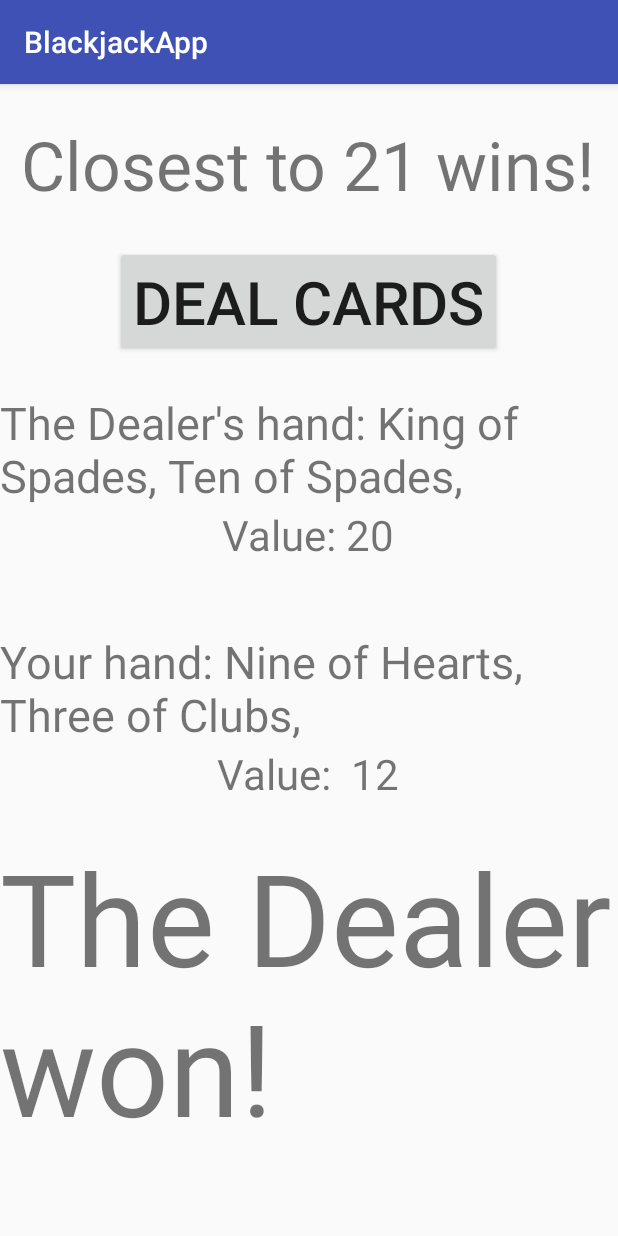
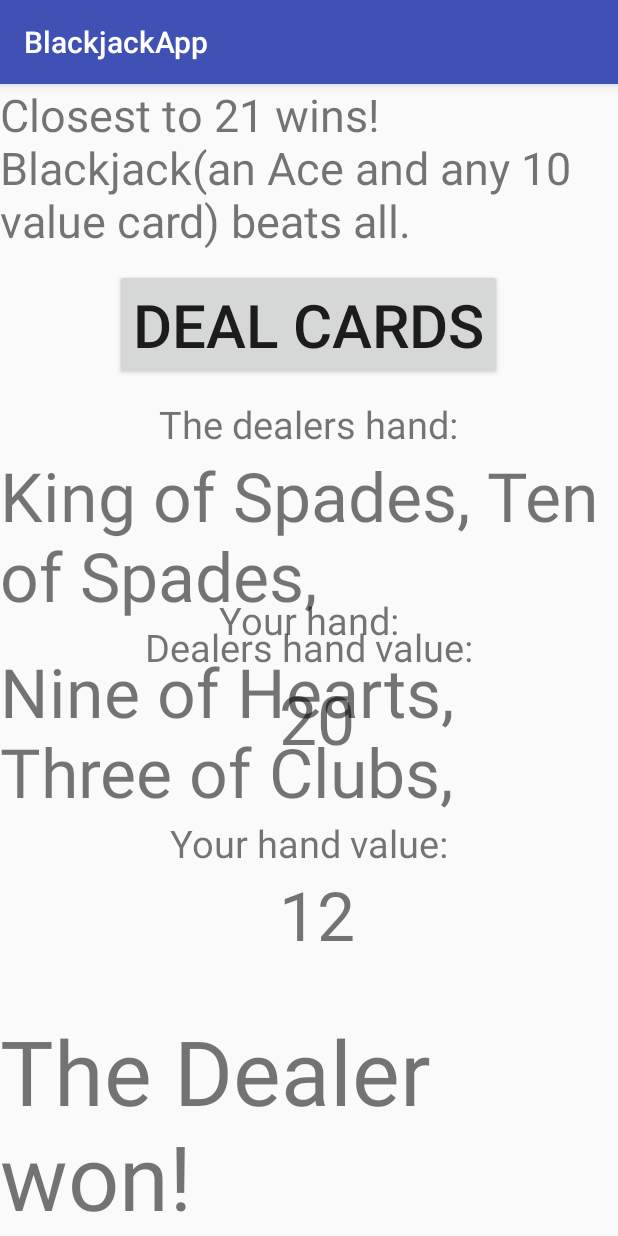
Before and after one commit to mas2206/project2_blackjack_app, an Android app: the screen it shows after launch (MainActivity), after a tap on "DEAL CARDS", on a phone screen of 412 x 824 dp. Run offline under Robolectric (Android 15) with nearby library versions, the phone set to English and light mode, and no system bars.

Commit message:
changed layout a bit

```diff
--- a/app/src/main/java/example/codeclan/com/blackjackapp/MainActivity.java
+++ b/app/src/main/java/example/codeclan/com/blackjackapp/MainActivity.java
@@ -53,10 +53,14 @@ public class MainActivity extends AppCompatActivity {
         Player winner = game.calculateWinner();
         String winnerMessage = game.displayWinner(winner);
 
-        playerOneHandText.setText(player1.getPlayerName() + "'s hand: " + playerOneHand);
-        playerOneHandValue.setText("Value: " + player1.getHandValue());
-        playerTwoHandText.setText(player2.getPlayerName() + "r hand: " + playerTwoHand);
-        playerTwoHandValue.setText("Value:  " + player2.getHandValue());
+        playerOneHandText.setText(playerOneHand);
+
+        playerOneHandValue.setText(" " + player1.getHandValue());
+
+        //R.STRING.APP_NAME
+
+        playerTwoHandText.setText(playerTwoHand);
+        playerTwoHandValue.setText(" " + player2.getHandValue());
         resultText.setText(winnerMessage);
     }
 
--- a/app/src/main/res/layout/activity_main.xml
+++ b/app/src/main/res/layout/activity_main.xml
@@ -10,65 +10,102 @@
 
     <TextView
         android:id="@+id/welcome_message_text"
-        android:text="Closest to 21 wins!"
-        android:textSize="45sp"
+        android:text="@string/rules"
+        android:textSize="30sp"
         android:layout_width="wrap_content"
         android:layout_height="wrap_content"
-        android:layout_centerHorizontal="true"
-        android:layout_marginTop="23dp" />
+        android:layout_alignParentTop="true"
+        android:layout_centerHorizontal="true"/>
 
     <Button
         android:id="@+id/play_game_button"
-        android:text="DEAL CARDS"
+        android:text="@string/button_text"
         android:textSize="40sp"
         android:layout_width="wrap_content"
         android:layout_height="wrap_content"
-        android:layout_marginTop="24dp"
+        android:layout_marginTop="12dp"
         android:onClick="onPlayGameButtonClick"
         android:layout_below="@+id/welcome_message_text"
         android:layout_centerHorizontal="true" />
 
     <TextView
-        android:id="@+id/player1_hand_text"
-        android:textSize="30sp"
+        android:id="@+id/player1_hand_setup"
+        android:text="@string/player1_hand_setup"
+        android:textSize="25sp"
         android:layout_width="wrap_content"
         android:layout_height="wrap_content"
-        android:layout_marginTop="23dp"
+        android:layout_marginTop="12dp"
         android:layout_below="@+id/play_game_button"
-        android:layout_centerHorizontal="true"/>
+        android:layout_centerHorizontal="true" />
+
+    <TextView
+        android:id="@+id/player1_hand_text"
+        android:textSize="45sp"
+        android:layout_width="wrap_content"
+        android:layout_height="wrap_content"
+        android:layout_below="@+id/player1_hand_setup"
+        android:layout_centerHorizontal="true" />
+
+    <TextView
+        android:id="@+id/player1_value_setup"
+        android:text="@string/player1_value_setup"
+        android:textSize="25sp"
+        android:layout_width="wrap_content"
+        android:layout_height="wrap_content"
+        android:layout_below="@+id/player1_hand_text"
+        android:layout_centerHorizontal="true" />
 
     <TextView
         android:id="@+id/player1_hand_value"
-        android:textSize="28sp"
+        android:textSize="45sp"
         android:layout_width="wrap_content"
         android:layout_height="wrap_content"
-        android:layout_below="@+id/player1_hand_text"
-        android:layout_centerHorizontal="true"/>
+        android:layout_below="@+id/player1_value_setup"
+        android:layout_centerHorizontal="true" />
+
+
+    <TextView
+        android:id="@+id/player2_hand_setup"
+        android:text="@string/player2_hand_setup"
+        android:textSize="25sp"
+        android:layout_width="wrap_content"
+        android:layout_height="wrap_content"
+        android:layout_above="@+id/player2_hand_text"
+        android:layout_centerHorizontal="true" />
 
     <TextView
         android:id="@+id/player2_hand_text"
-        android:textSize="30sp"
+        android:textSize="45sp"
         android:layout_width="wrap_content"
         android:layout_height="wrap_content"
-        android:layout_marginTop="45dp"
-        android:layout_below="@+id/player1_hand_value"
+        android:layout_above="@+id/player2_value_setup"
+        android:layout_alignLeft="@+id/player1_hand_text"
+        android:layout_alignStart="@+id/player1_hand_text" />
+
+    <TextView
+        android:id="@+id/player2_value_setup"
+        android:text="@string/player2_value_setup"
+        android:textSize="25sp"
+        android:layout_width="wrap_content"
+        android:layout_height="wrap_content"
+        android:layout_above="@+id/player2_hand_value"
         android:layout_centerHorizontal="true" />
 
     <TextView
         android:id="@+id/player2_hand_value"
-        android:textSize="28sp"
+        android:textSize="45sp"
         android:layout_width="wrap_content"
         android:layout_height="wrap_content"
-        android:layout_below="@+id/player2_hand_text"
-        android:layout_centerHorizontal="true" />
+        android:layout_above="@+id/result_text"
+        android:layout_centerHorizontal="true"
+        android:layout_marginBottom="33dp" />
 
     <TextView
         android:id="@+id/result_text"
-        android:textSize="85sp"
+        android:textSize="60sp"
         android:layout_width="wrap_content"
         android:layout_height="wrap_content"
         android:layout_alignParentBottom="true"
-        android:layout_centerHorizontal="true"
-        android:layout_marginBottom="56dp" />
+        android:layout_centerHorizontal="true" />
 
 </RelativeLayout>
--- a/app/src/main/res/values/strings.xml
+++ b/app/src/main/res/values/strings.xml
@@ -1,3 +1,9 @@
 <resources>
     <string name="app_name">BlackjackApp</string>
+    <string name="rules">Closest to 21 wins! Blackjack(an Ace and any 10 value card) beats all.</string>
+    <string name="button_text">DEAL CARDS</string>
+    <string name="player1_hand_setup">The dealers hand:</string>
+    <string name="player1_value_setup">Dealers hand value:</string>
+    <string name="player2_hand_setup">Your hand:</string>
+    <string name="player2_value_setup">Your hand value:</string>
 </resources>
```
